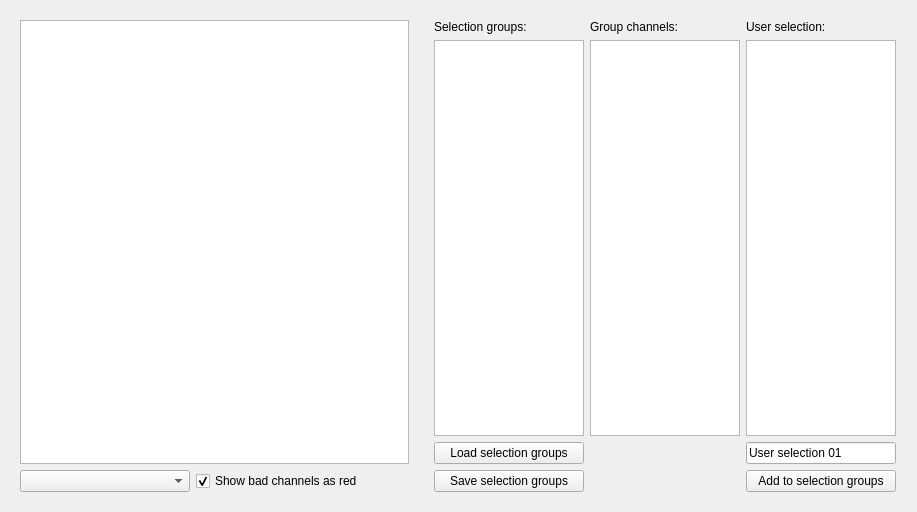
Qt form libraries/disp/viewers/formfiles/channelselectionview.ui (mne-tools/mne-cpp) before a commit.
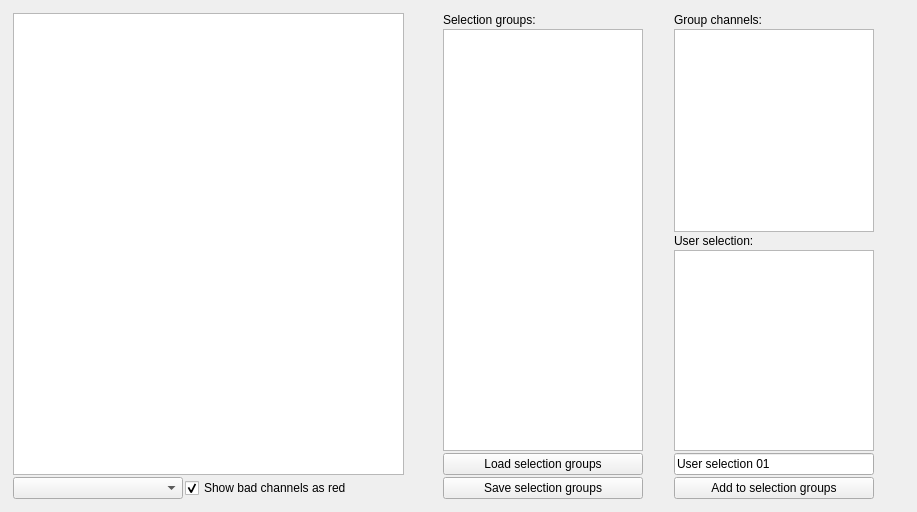
The same form after that commit.

Commit message: MAINT: gui fills available space, columns stacked

```diff
--- a/libraries/disp/viewers/formfiles/channelselectionview.ui
+++ b/libraries/disp/viewers/formfiles/channelselectionview.ui
@@ -22,6 +22,21 @@
      <item row="0" column="1" colspan="4">
       <widget class="QWidget" name="viewWidget" native="true">
        <layout class="QHBoxLayout" name="horizontalLayout_6">
+        <property name="spacing">
+         <number>2</number>
+        </property>
+        <property name="leftMargin">
+         <number>2</number>
+        </property>
+        <property name="topMargin">
+         <number>2</number>
+        </property>
+        <property name="rightMargin">
+         <number>2</number>
+        </property>
+        <property name="bottomMargin">
+         <number>2</number>
+        </property>
         <item>
          <layout class="QGridLayout" name="gridLayout_5">
           <item row="1" column="0">
@@ -96,46 +111,24 @@
      <item row="0" column="5" colspan="5">
       <widget class="QWidget" name="controlWidget" native="true">
        <layout class="QHBoxLayout" name="horizontalLayout_7">
+        <property name="spacing">
+         <number>2</number>
+        </property>
+        <property name="leftMargin">
+         <number>2</number>
+        </property>
+        <property name="topMargin">
+         <number>2</number>
+        </property>
+        <property name="rightMargin">
+         <number>2</number>
+        </property>
+        <property name="bottomMargin">
+         <number>2</number>
+        </property>
         <item>
          <layout class="QGridLayout" name="gridLayout_6">
-          <item row="1" column="2">
-           <widget class="QListWidget" name="m_listWidget_userDefined">
-            <property name="sizePolicy">
-             <sizepolicy hsizetype="Fixed" vsizetype="Preferred">
-              <horstretch>0</horstretch>
-              <verstretch>0</verstretch>
-             </sizepolicy>
-            </property>
-            <property name="minimumSize">
-             <size>
-              <width>150</width>
-              <height>0</height>
-             </size>
-            </property>
-            <property name="maximumSize">
-             <size>
-              <width>150</width>
-              <height>16777215</height>
-             </size>
-            </property>
-            <property name="mouseTracking">
-             <bool>true</bool>
-            </property>
-            <property name="acceptDrops">
-             <bool>true</bool>
-            </property>
-            <property name="dragDropMode">
-             <enum>QAbstractItemView::DropOnly</enum>
-            </property>
-            <property name="selectionMode">
-             <enum>QAbstractItemView::ExtendedSelection</enum>
-            </property>
-            <property name="sortingEnabled">
-             <bool>false</bool>
-            </property>
-           </widget>
-          </item>
-          <item row="2" column="0">
+          <item row="5" column="0">
            <widget class="QPushButton" name="m_pushButton_loadSelection">
             <property name="enabled">
              <bool>true</bool>
@@ -154,7 +147,7 @@
             </property>
             <property name="maximumSize">
              <size>
-              <width>16777215</width>
+              <width>200</width>
               <height>16777215</height>
              </size>
             </property>
@@ -163,8 +156,14 @@
             </property>
            </widget>
           </item>
-          <item row="0" column="2">
+          <item row="3" column="1">
            <widget class="QLabel" name="label_5">
+            <property name="sizePolicy">
+             <sizepolicy hsizetype="Minimum" vsizetype="Minimum">
+              <horstretch>0</horstretch>
+              <verstretch>0</verstretch>
+             </sizepolicy>
+            </property>
             <property name="maximumSize">
              <size>
               <width>150</width>
@@ -176,10 +175,10 @@
             </property>
            </widget>
           </item>
-          <item row="1" column="1">
+          <item row="1" column="1" rowspan="2">
            <widget class="QListWidget" name="m_listWidget_visibleChannels">
             <property name="sizePolicy">
-             <sizepolicy hsizetype="Fixed" vsizetype="Preferred">
+             <sizepolicy hsizetype="Expanding" vsizetype="Expanding">
               <horstretch>0</horstretch>
               <verstretch>0</verstretch>
              </sizepolicy>
@@ -192,7 +191,7 @@
             </property>
             <property name="maximumSize">
              <size>
-              <width>150</width>
+              <width>200</width>
               <height>16777215</height>
              </size>
             </property>
@@ -210,94 +209,6 @@
             </property>
            </widget>
           </item>
-          <item row="2" column="2">
-           <widget class="QLineEdit" name="m_lineEdit_selectionGroupName">
-            <property name="sizePolicy">
-             <sizepolicy hsizetype="Fixed" vsizetype="Fixed">
-              <horstretch>0</horstretch>
-              <verstretch>0</verstretch>
-             </sizepolicy>
-            </property>
-            <property name="minimumSize">
-             <size>
-              <width>150</width>
-              <height>0</height>
-             </size>
-            </property>
-            <property name="maximumSize">
-             <size>
-              <width>150</width>
-              <height>16777215</height>
-             </size>
-            </property>
-            <property name="text">
-             <string>User selection 01</string>
-            </property>
-           </widget>
-          </item>
-          <item row="1" column="0">
-           <widget class="QListWidget" name="m_listWidget_selectionGroups">
-            <property name="sizePolicy">
-             <sizepolicy hsizetype="Fixed" vsizetype="Preferred">
-              <horstretch>0</horstretch>
-              <verstretch>0</verstretch>
-             </sizepolicy>
-            </property>
-            <property name="minimumSize">
-             <size>
-              <width>150</width>
-              <height>0</height>
-             </size>
-            </property>
-            <property name="maximumSize">
-             <size>
-              <width>150</width>
-              <height>16777215</height>
-             </size>
-            </property>
-           </widget>
-          </item>
-          <item row="3" column="0">
-           <widget class="QPushButton" name="m_pushButton_saveSelection">
-            <property name="enabled">
-             <bool>true</bool>
-            </property>
-            <property name="sizePolicy">
-             <sizepolicy hsizetype="Preferred" vsizetype="Fixed">
-              <horstretch>0</horstretch>
-              <verstretch>0</verstretch>
-             </sizepolicy>
-            </property>
-            <property name="minimumSize">
-             <size>
-              <width>0</width>
-              <height>0</height>
-             </size>
-            </property>
-            <property name="maximumSize">
-             <size>
-              <width>16777215</width>
-              <height>16777215</height>
-             </size>
-            </property>
-            <property name="text">
-             <string>Save selection groups</string>
-            </property>
-           </widget>
-          </item>
-          <item row="0" column="1">
-           <widget class="QLabel" name="label">
-            <property name="sizePolicy">
-             <sizepolicy hsizetype="Preferred" vsizetype="Fixed">
-              <horstretch>0</horstretch>
-              <verstretch>0</verstretch>
-             </sizepolicy>
-            </property>
-            <property name="text">
-             <string>Group channels:</string>
-            </property>
-           </widget>
-          </item>
           <item row="0" column="0">
            <widget class="QLabel" name="label_2">
             <property name="sizePolicy">
@@ -323,7 +234,20 @@
             </property>
            </widget>
           </item>
-          <item row="3" column="2">
+          <item row="0" column="1">
+           <widget class="QLabel" name="label">
+            <property name="sizePolicy">
+             <sizepolicy hsizetype="Minimum" vsizetype="Minimum">
+              <horstretch>0</horstretch>
+              <verstretch>0</verstretch>
+             </sizepolicy>
+            </property>
+            <property name="text">
+             <string>Group channels:</string>
+            </property>
+           </widget>
+          </item>
+          <item row="6" column="1">
            <widget class="QPushButton" name="m_pushButton_addToSelectionGroups">
             <property name="sizePolicy">
              <sizepolicy hsizetype="Fixed" vsizetype="Fixed">
@@ -339,7 +263,7 @@
             </property>
             <property name="maximumSize">
              <size>
-              <width>150</width>
+              <width>200</width>
               <height>16777215</height>
              </size>
             </property>
@@ -348,6 +272,144 @@
             </property>
            </widget>
           </item>
+          <item row="1" column="0" rowspan="4">
+           <widget class="QListWidget" name="m_listWidget_selectionGroups">
+            <property name="sizePolicy">
+             <sizepolicy hsizetype="Expanding" vsizetype="Preferred">
+              <horstretch>0</horstretch>
+              <verstretch>0</verstretch>
+             </sizepolicy>
+            </property>
+            <property name="minimumSize">
+             <size>
+              <width>150</width>
+              <height>0</height>
+             </size>
+            </property>
+            <property name="maximumSize">
+             <size>
+              <width>200</width>
+              <height>16777215</height>
+             </size>
+            </property>
+           </widget>
+          </item>
+          <item row="6" column="0">
+           <widget class="QPushButton" name="m_pushButton_saveSelection">
+            <property name="enabled">
+             <bool>true</bool>
+            </property>
+            <property name="sizePolicy">
+             <sizepolicy hsizetype="Preferred" vsizetype="Fixed">
+              <horstretch>0</horstretch>
+              <verstretch>0</verstretch>
+             </sizepolicy>
+            </property>
+            <property name="minimumSize">
+             <size>
+              <width>0</width>
+              <height>0</height>
+             </size>
+            </property>
+            <property name="maximumSize">
+             <size>
+              <width>200</width>
+              <height>16777215</height>
+             </size>
+            </property>
+            <property name="text">
+             <string>Save selection groups</string>
+            </property>
+           </widget>
+          </item>
+          <item row="4" column="1">
+           <widget class="QListWidget" name="m_listWidget_userDefined">
+            <property name="sizePolicy">
+             <sizepolicy hsizetype="Expanding" vsizetype="Expanding">
+              <horstretch>0</horstretch>
+              <verstretch>0</verstretch>
+             </sizepolicy>
+            </property>
+            <property name="minimumSize">
+             <size>
+              <width>150</width>
+              <height>0</height>
+             </size>
+            </property>
+            <property name="maximumSize">
+             <size>
+              <width>200</width>
+              <height>16777215</height>
+             </size>
+            </property>
+            <property name="mouseTracking">
+             <bool>true</bool>
+            </property>
+            <property name="acceptDrops">
+             <bool>true</bool>
+            </property>
+            <property name="dragDropMode">
+             <enum>QAbstractItemView::DropOnly</enum>
+            </property>
+            <property name="selectionMode">
+             <enum>QAbstractItemView::ExtendedSelection</enum>
+            </property>
+            <property name="sortingEnabled">
+             <bool>false</bool>
+            </property>
+           </widget>
+          </item>
+          <item row="5" column="1">
+           <widget class="QLineEdit" name="m_lineEdit_selectionGroupName">
+            <property name="sizePolicy">
+             <sizepolicy hsizetype="Fixed" vsizetype="Fixed">
+              <horstretch>0</horstretch>
+              <verstretch>0</verstretch>
+             </sizepolicy>
+            </property>
+            <property name="minimumSize">
+             <size>
+              <width>150</width>
+              <height>0</height>
+             </size>
+            </property>
+            <property name="maximumSize">
+             <size>
+              <width>200</width>
+              <height>16777215</height>
+             </size>
+            </property>
+            <property name="text">
+             <string>User selection 01</string>
+            </property>
+           </widget>
+          </item>
+          <item row="1" column="2">
+           <spacer name="verticalSpacer">
+            <property name="orientation">
+             <enum>Qt::Vertical</enum>
+            </property>
+            <property name="sizeHint" stdset="0">
+             <size>
+              <width>0</width>
+              <height>40</height>
+             </size>
+            </property>
+           </spacer>
+          </item>
+          <item row="4" column="2">
+           <spacer name="verticalSpacer_2">
+            <property name="orientation">
+             <enum>Qt::Vertical</enum>
+            </property>
+            <property name="sizeHint" stdset="0">
+             <size>
+              <width>0</width>
+              <height>40</height>
+             </size>
+            </property>
+           </spacer>
+          </item>
          </layout>
         </item>
        </layout>
```
Left out of the diff: 64 changed lines with no effect on the pictures.
